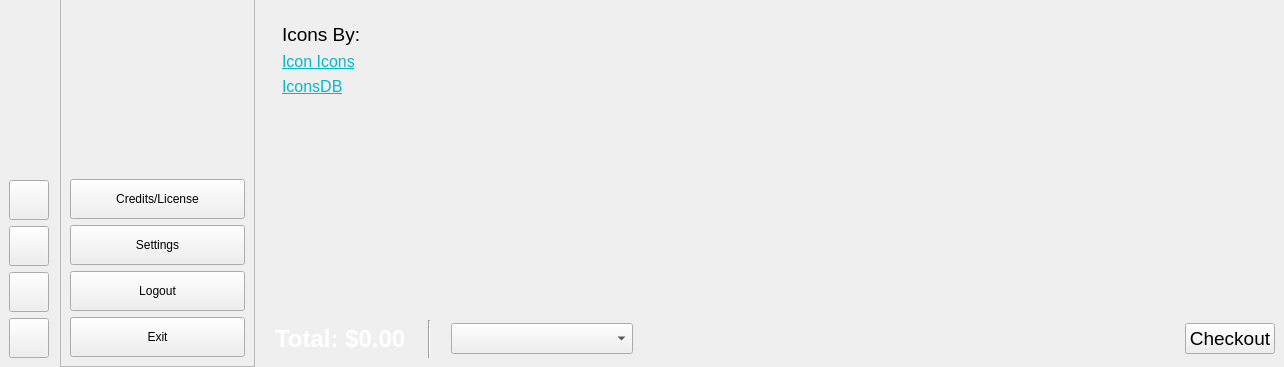
Old version of the form userinterface.ui in the repository lakshya076/CafeTest; both pictures show x 0 to 1284 and y 406 to 773 of the 1284 by 773 pixel window.
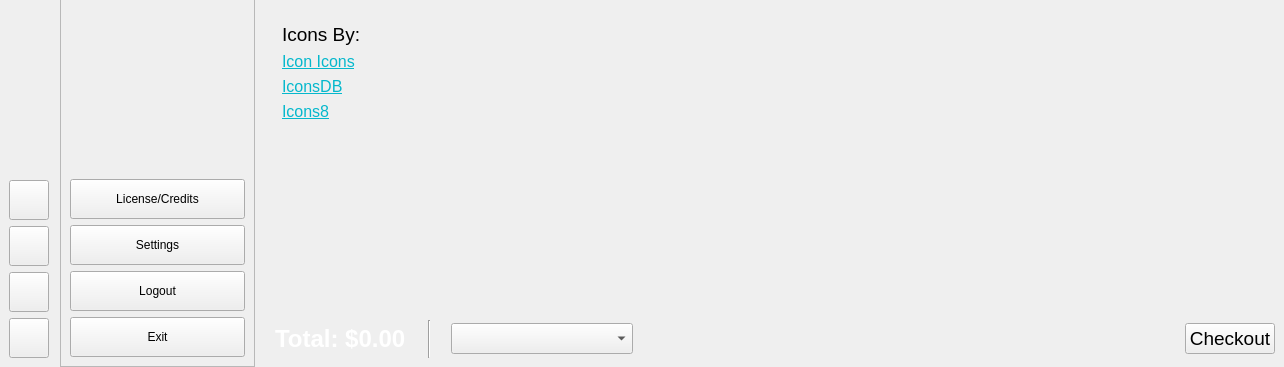
New version of the form. The open tabs and pages were chosen to show the change. Icons and pictures are not drawn. Custom widgets are drawn as their Qt base class.

What changed in the file:
```diff
--- a/userinterface.ui
+++ b/userinterface.ui
@@ -652,7 +652,7 @@
           <string/>
          </property>
          <property name="text">
-          <string>Credits/License</string>
+          <string>License/Credits</string>
          </property>
          <property name="icon">
           <iconset resource="Resources.qrc">
@@ -665,7 +665,7 @@
           </size>
          </property>
          <property name="checkable">
-          <bool>false</bool>
+          <bool>true</bool>
          </property>
          <property name="autoExclusive">
           <bool>true</bool>
@@ -2075,8 +2075,8 @@
               <rect>
                <x>0</x>
                <y>0</y>
-               <width>191</width>
-               <height>532</height>
+               <width>993</width>
+               <height>628</height>
               </rect>
              </property>
              <layout class="QVBoxLayout" name="verticalLayout_20">
@@ -2393,6 +2393,22 @@
                 </property>
                </widget>
               </item>
+              <item>
+               <widget class="QLabel" name="label_38">
+                <property name="styleSheet">
+                 <string notr="true">font:12pt;</string>
+                </property>
+                <property name="text">
+                 <string>&lt;html&gt;&lt;head/&gt;&lt;body&gt;&lt;p&gt;&lt;a href=&quot;https://icons8.com/&quot;&gt;&lt;span style=&quot; text-decoration: underline; color:#05b8cc;&quot;&gt;Icons8&lt;/span&gt;&lt;/a&gt;&lt;/p&gt;&lt;/body&gt;&lt;/html&gt;</string>
+                </property>
+                <property name="textFormat">
+                 <enum>Qt::TextFormat::MarkdownText</enum>
+                </property>
+                <property name="openExternalLinks">
+                 <bool>true</bool>
+                </property>
+               </widget>
+              </item>
               <item>
                <spacer name="verticalSpacer_6">
                 <property name="orientation">
```
Left out of the diff: 90 changed lines with no effect on the pictures.
